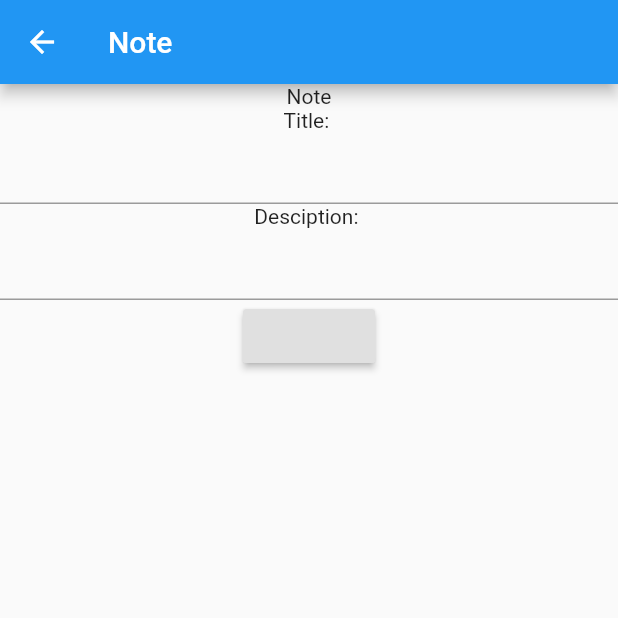
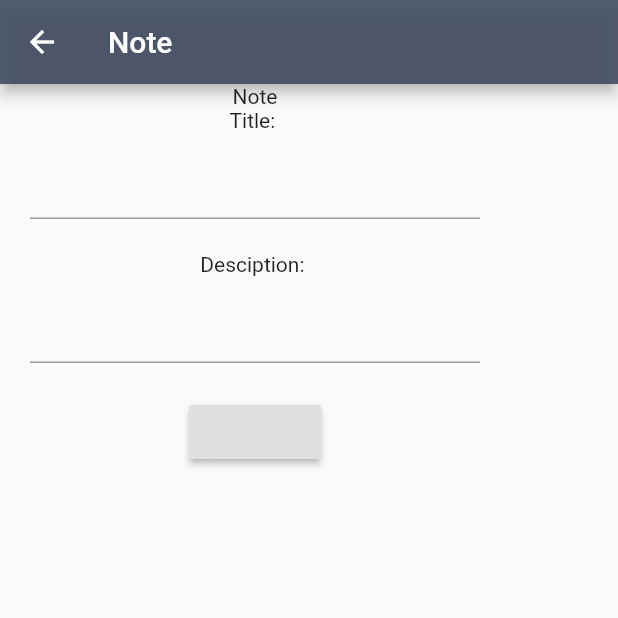
Before and after one commit to mralbertnguyen/Flutter_For_Beginners, a Flutter app: the NotePage screen opened directly, on a phone screen of 412 x 824 dp, the top half of it. Run offline on Flutter 3.47's test engine with Material 2 defaults, Android fonts, the light colour scheme and no system bars; our stand-ins replace convert, shared_preferences, sqflite; accounts and stored records are empty.

Commit message:
prepare for finish

```diff
--- a/lib/resources/widgetsAndFunction.dart
+++ b/lib/resources/widgetsAndFunction.dart
@@ -2,7 +2,6 @@ import 'package:flutter/material.dart';
 import 'package:crypto/crypto.dart' as crypto;
 import 'package:convert/convert.dart';
 import 'dart:convert';
-
 
 class WidgetsFunctions extends StatefulWidget{
   WidgetsFunctions({Key key, this.title}) : super(key:key);
@@ -21,6 +20,7 @@ class WidgetAndFunctionState extends State<WidgetsFunctions>{
   ///Global Variables
   final Color mainColor = Color.fromRGBO(64, 75, 96, .9);
   final Color whiteColor = Color.fromARGB(255, 255, 255, 255);
+
   ///Generate MD5 hash
   String generateMd5(String data) {
     var content = new Utf8Encoder().convert(data);
--- a/lib/ui/home.dart
+++ b/lib/ui/home.dart
@@ -1,6 +1,5 @@
 import 'package:flutter/material.dart';
 import 'dart:math' as math;
-
 import '../models/note_model.dart';
 import '../bloc/databaseBloc.dart';
 import '../ui/note.dart';
@@ -23,7 +22,6 @@ class HomePage extends StatefulWidget{
   @override
   HomePageState createState() => new HomePageState();
 }
-
 class HomePageState extends State<HomePage>{
 
   final bloc = NoteBloc();
--- a/lib/ui/login.dart
+++ b/lib/ui/login.dart
@@ -2,12 +2,9 @@ import 'package:flutter/material.dart';
 import 'package:flutter_app/ui/home.dart';
 import 'package:flutter_app/ui/signin.dart';
 import 'package:shared_preferences/shared_preferences.dart';
-
 import '../resources/database.dart';
 import '../models/user_model.dart';
-
 import '../resources/widgetsAndFunction.dart' as widgetController;
-
 import 'dart:async';
 
 void main() => runApp(Login());
--- a/lib/ui/note.dart
+++ b/lib/ui/note.dart
@@ -1,9 +1,7 @@
 import 'package:flutter/material.dart';
-
-import '../resources/database.dart';
 import '../models/note_model.dart';
-
 import '../bloc/databaseBloc.dart';
+import '../resources/widgetsAndFunction.dart' as widgetController;
 
 void main() => runApp(Note());
 
@@ -26,6 +24,7 @@ class NotePage extends StatefulWidget {
 
 class NotePageState extends State<NotePage> {
   final bloc = NoteBloc();
+  final widgetPage = widgetController.WidgetAndFunctionState();
 
   // controllers to handle text
   TextEditingController titleTxtController = TextEditingController();
@@ -39,6 +38,8 @@ class NotePageState extends State<NotePage> {
       titleTxtController.text = widget.note.title;
       descTxtController.text = widget.note.desc;
     }
+
+    super.initState();
   }
 
   @override
@@ -53,7 +54,7 @@ class NotePageState extends State<NotePage> {
     return new Scaffold(
       appBar: AppBar(
         title: new Text("Note"),
-        actions: <Widget>[],
+        backgroundColor: widgetPage.mainColor,
       ),
       body: new Column(
         children: <Widget>[
@@ -73,10 +74,10 @@ class NotePageState extends State<NotePage> {
         children: <Widget>[
           new Text("Title: "),
           // Type title
-          customTextField(titleTxtController, TextInputType.text, 1, true),
+          customTextFieldForNotePage(titleTxtController, TextInputType.text, 1, true),
           new Text("Desciption: "),
           // Type desc
-          customTextField(
+          customTextFieldForNotePage(
               descTxtController, TextInputType.multiline, null, true),
           new RaisedButton(onPressed: saveNote)
         ],
@@ -86,10 +87,10 @@ class NotePageState extends State<NotePage> {
         children: <Widget>[
           new Text("Title: "),
           // Type title
-          customTextField(titleTxtController, TextInputType.text, 1, true),
+          customTextFieldForNotePage(titleTxtController, TextInputType.text, 1, true),
           new Text("Desciption: "),
           // Type desc
-          customTextField(
+          customTextFieldForNotePage(
               descTxtController, TextInputType.multiline, null, true),
           new RaisedButton(onPressed: saveNote)
         ],
@@ -97,12 +98,21 @@ class NotePageState extends State<NotePage> {
     }
   }
 
-  TextField customTextField(TextEditingController _controller, TextInputType _keyboardType, int _maxLines, bool enabled) {
-    return TextField(
+  Container customTextFieldForNotePage(TextEditingController _controller, TextInputType _keyboardType, int _maxLines, bool enabled) {
+    return Container(
+      width: 300,
+      height: 70,
+      margin: const EdgeInsets.only(
+        top: 10,
+        left: 20,
+        right: 20,
+      ),
+      child: TextField(
         controller: _controller,
         keyboardType: _keyboardType,
         maxLines: _maxLines,
-        enabled: enabled);
+        enabled: enabled),
+    );
   }
 
   Text titleWidget() {
--- a/lib/ui/signin.dart
+++ b/lib/ui/signin.dart
@@ -1,10 +1,7 @@
 import 'package:flutter/material.dart';
 import 'package:flutter_app/models/user_model.dart';
-
-
 import '../resources/database.dart';
 import '../bloc/databaseBloc.dart';
-
 import'../resources/widgetsAndFunction.dart' as widgetController;
 
 class SignIn extends StatelessWidget{
--- a/lib/ui/welcome.dart
+++ b/lib/ui/welcome.dart
@@ -1,6 +1,6 @@
 import 'package:flutter/material.dart';
+
 void main () => runApp(Welcome());
-
 
 class Welcome extends StatelessWidget{
   @override
```
